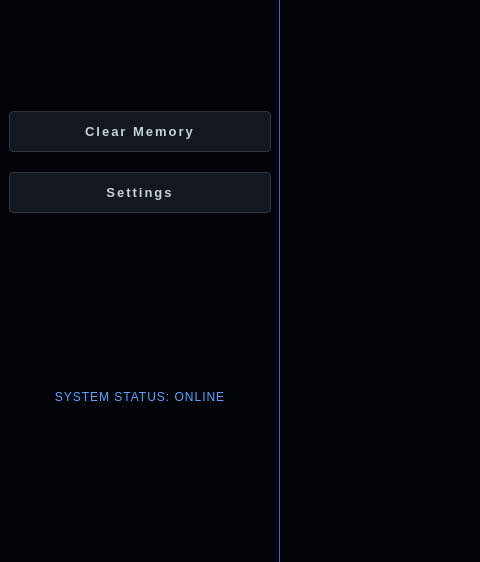
The window that JARVIS/src/ui/MainWindow.ui (Fortennn/QT-Labs) describes before a commit, drawn with Qt 5; both pictures show x 0 to 480 and y 238 to 800 of the 1100 by 800 pixel window.
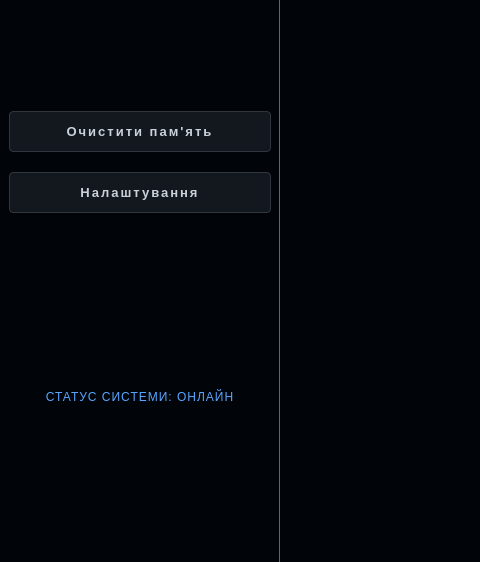
The same window after the commit.

The edit to the form file:
```diff
--- a/JARVIS/src/ui/MainWindow.ui
+++ b/JARVIS/src/ui/MainWindow.ui
@@ -98,14 +98,14 @@
        <item>
         <widget class="QPushButton" name="btn_clear">
          <property name="text">
-          <string>Clear Memory</string>
+          <string>Очистити пам'ять</string>
          </property>
         </widget>
        </item>
        <item>
         <widget class="QPushButton" name="btn_settings">
          <property name="text">
-          <string>Settings</string>
+          <string>Налаштування</string>
          </property>
         </widget>
        </item>
@@ -119,7 +119,7 @@
        <item>
         <widget class="QLabel" name="label_status">
          <property name="text">
-          <string>SYSTEM STATUS: ONLINE</string>
+          <string>СТАТУС СИСТЕМИ: ОНЛАЙН</string>
          </property>
          <property name="alignment">
           <set>Qt::AlignCenter</set>
```
